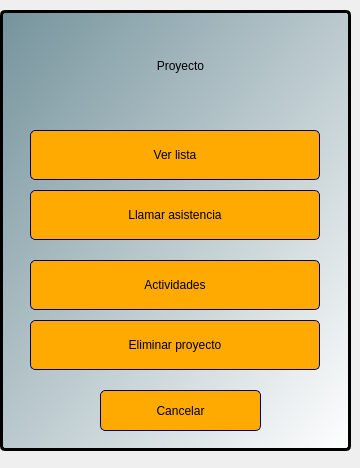
The window that ui_files/cuadro_mensaje.ui (Romehe369/aec_contrastistas_g) describes before a commit, drawn with Qt 5.
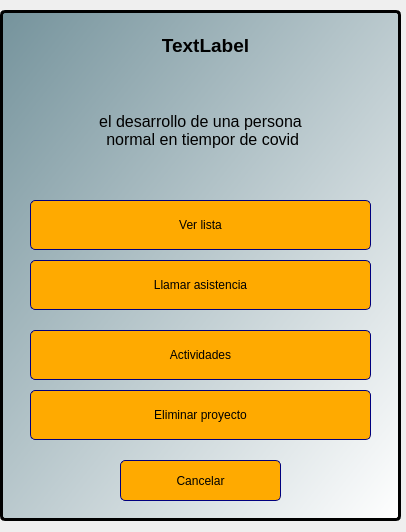
The same window after the commit.

Patch:
```diff
--- a/ui_files/cuadro_mensaje.ui
+++ b/ui_files/cuadro_mensaje.ui
@@ -6,8 +6,8 @@
    <rect>
     <x>0</x>
     <y>0</y>
-    <width>360</width>
-    <height>468</height>
+    <width>406</width>
+    <height>532</height>
    </rect>
   </property>
   <property name="windowTitle">
@@ -18,8 +18,8 @@
     <rect>
      <x>0</x>
      <y>10</y>
-     <width>351</width>
-     <height>441</height>
+     <width>401</width>
+     <height>511</height>
     </rect>
    </property>
    <property name="styleSheet">
@@ -56,8 +56,8 @@
     <property name="geometry">
      <rect>
       <x>30</x>
-      <y>180</y>
-      <width>290</width>
+      <y>250</y>
+      <width>341</width>
       <height>50</height>
      </rect>
     </property>
@@ -87,8 +87,8 @@
     <property name="geometry">
      <rect>
       <x>30</x>
-      <y>120</y>
-      <width>290</width>
+      <y>190</y>
+      <width>341</width>
       <height>50</height>
      </rect>
     </property>
@@ -112,8 +112,8 @@
     <property name="geometry">
      <rect>
       <x>30</x>
-      <y>310</y>
-      <width>290</width>
+      <y>380</y>
+      <width>341</width>
       <height>50</height>
      </rect>
     </property>
@@ -143,8 +143,8 @@
     <property name="geometry">
      <rect>
       <x>30</x>
-      <y>250</y>
-      <width>290</width>
+      <y>320</y>
+      <width>341</width>
       <height>50</height>
      </rect>
     </property>
@@ -174,16 +174,22 @@
     <property name="geometry">
      <rect>
       <x>20</x>
-      <y>20</y>
-      <width>321</width>
-      <height>71</height>
+      <y>60</y>
+      <width>361</width>
+      <height>121</height>
      </rect>
     </property>
+    <property name="font">
+     <font>
+      <pointsize>12</pointsize>
+     </font>
+    </property>
     <property name="styleSheet">
      <string notr="true">background-color:rgba(0,0,0,0%);</string>
     </property>
     <property name="text">
-     <string>Proyecto</string>
+     <string>el desarrollo de una persona
+ normal en tiempor de covid</string>
     </property>
     <property name="alignment">
      <set>Qt::AlignCenter</set>
@@ -192,8 +198,8 @@
    <widget class="QPushButton" name="btn_decline">
     <property name="geometry">
      <rect>
-      <x>100</x>
-      <y>380</y>
+      <x>120</x>
+      <y>450</y>
       <width>161</width>
       <height>41</height>
      </rect>
@@ -202,6 +208,29 @@
      <string>Cancelar</string>
     </property>
    </widget>
+   <widget class="QLabel" name="label_code_project">
+    <property name="geometry">
+     <rect>
+      <x>70</x>
+      <y>20</y>
+      <width>271</width>
+      <height>31</height>
+     </rect>
+    </property>
+    <property name="font">
+     <font>
+      <pointsize>14</pointsize>
+      <weight>75</weight>
+      <bold>true</bold>
+     </font>
+    </property>
+    <property name="text">
+     <string>TextLabel</string>
+    </property>
+    <property name="alignment">
+     <set>Qt::AlignCenter</set>
+    </property>
+   </widget>
   </widget>
  </widget>
  <resources/>
```
